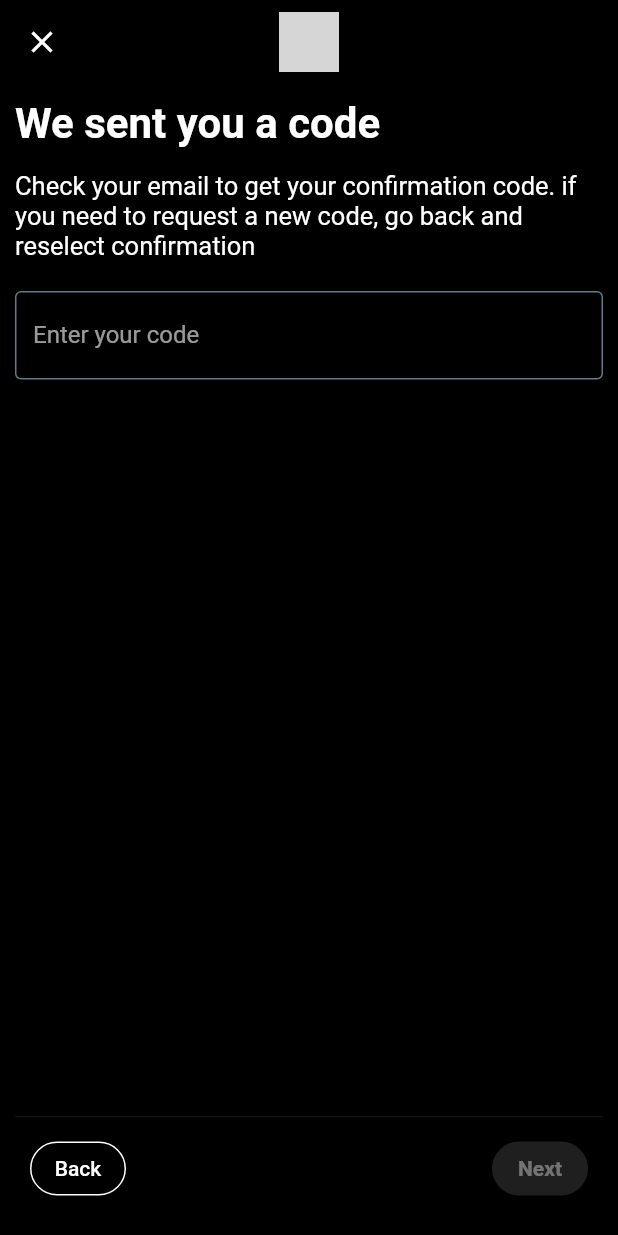
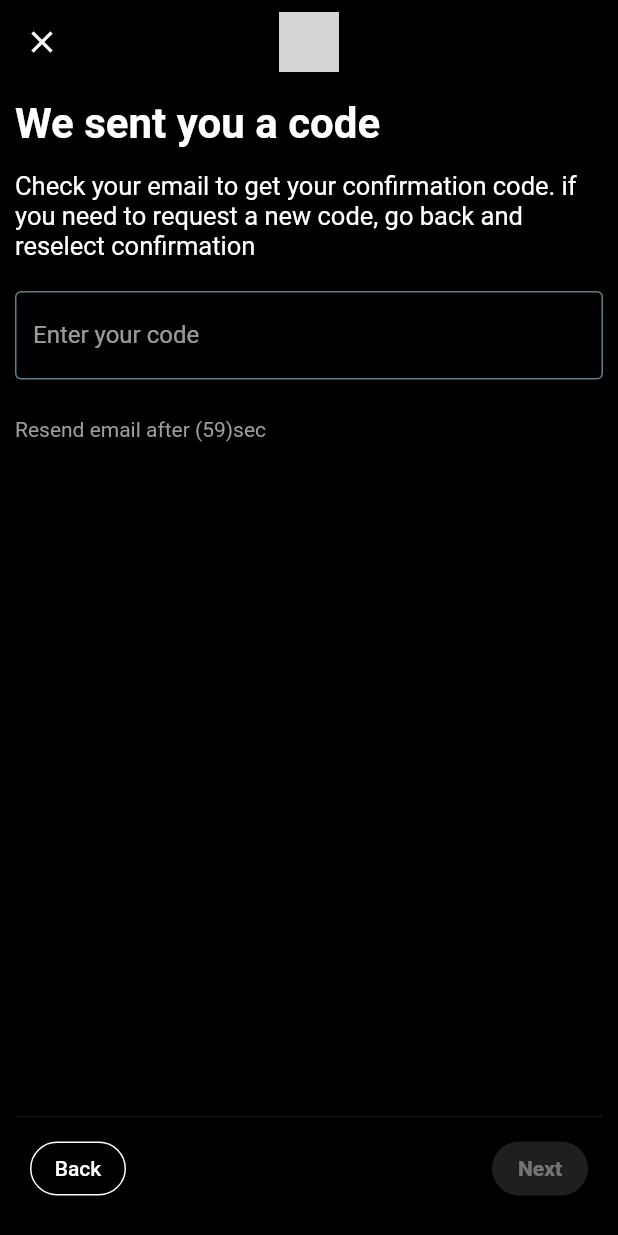
Before and after one commit to AbdoWise-z/GigaChat-Cross-platform, a Flutter app: the VerificationCodePage screen opened by its route, on a phone screen of 412 x 824 dp. Run offline on Flutter 3.47's test engine with Material 2 defaults, Android fonts, the phone set to English and light mode, and no system bars; our stand-ins replace email_validator, font_awesome_flutter, google_fonts, image_picker, like_button, loading_indicator; accounts and stored records are empty; grey boxes are pictures that could not be loaded.

```diff
--- a/lib/main.dart
+++ b/lib/main.dart
@@ -66,7 +66,7 @@ class _GigaChatState extends State<GigaChat> {
               UsernameLoginPage.pageRoute: (context) => const UsernameLoginPage(),
 
               ForgetPassword.pageRoute : (context) => ForgetPassword(),
-              VerificationCodePage.pageRoute : (context) => const VerificationCodePage(),
+              VerificationCodePage.pageRoute : (context) => VerificationCodePage(isRegister: false,),
               CreateAccount.pageRoute : (context) => const CreateAccount(),
               LoadingPage.pageRoute : (context) => const LoadingPage(),
               CreatePassword.pageRoute : (context) =>  CreatePassword(),
--- a/lib/pages/forget-password/change-password.dart
+++ b/lib/pages/forget-password/change-password.dart
@@ -1,6 +1,5 @@
 import 'package:flutter/material.dart';
 import 'package:gigachat/base.dart';
-import 'package:gigachat/services/input-validations.dart';
 import 'package:gigachat/widgets/auth/auth-app-bar.dart';
 import 'package:gigachat/widgets/text-widgets/page-description.dart';
 import 'package:gigachat/widgets/auth/auth-footer.dart';
--- a/lib/pages/login/login-page.dart
+++ b/lib/pages/login/login-page.dart
@@ -1,7 +1,6 @@
 import 'package:flutter/cupertino.dart';
 import 'package:flutter/material.dart';
 import 'package:gigachat/pages/login/sub-pages/username-page.dart';
-import 'package:gigachat/pages/register/create-account.dart';
 import 'package:gigachat/pages/register/landing-register.dart';
 import 'package:google_fonts/google_fonts.dart';
 
--- a/lib/pages/login/sub-pages/password-page.dart
+++ b/lib/pages/login/sub-pages/password-page.dart
@@ -1,7 +1,5 @@
 import 'package:flutter/material.dart';
-import 'package:gigachat/base.dart';
 import 'package:gigachat/pages/forget-password/forget-password.dart';
-import 'package:gigachat/services/input-validations.dart';
 import 'package:gigachat/widgets/auth/auth-app-bar.dart';
 import 'package:gigachat/widgets/auth/auth-footer.dart';
 import 'package:gigachat/widgets/text-widgets/page-title.dart';
--- a/lib/pages/register/landing-register.dart
+++ b/lib/pages/register/landing-register.dart
@@ -1,4 +1,3 @@
-import 'package:flutter/cupertino.dart';
 import 'package:flutter/material.dart';
 import 'package:gigachat/pages/login/login-page.dart';
 import 'package:gigachat/pages/register/create-account.dart';
--- a/lib/pages/setup-profile/choose-username.dart
+++ b/lib/pages/setup-profile/choose-username.dart
@@ -3,7 +3,6 @@ import 'package:flutter/material.dart';
 import 'package:gigachat/services/input-validations.dart';
 import 'package:gigachat/widgets/auth/auth-app-bar.dart';
 import 'package:gigachat/widgets/auth/auth-footer.dart';
-import '../../providers/theme-provider.dart';
 
 class ChooseUsername extends StatefulWidget {
   const ChooseUsername({Key? key}) : super(key: key);
--- a/lib/pages/setup-profile/setup-profile-picture.dart
+++ b/lib/pages/setup-profile/setup-profile-picture.dart
@@ -4,7 +4,6 @@ import 'package:gigachat/pages/setup-profile/choose-username.dart';
 import 'package:gigachat/widgets/auth/auth-app-bar.dart';
 import 'package:gigachat/widgets/auth/auth-footer.dart';
 import 'package:gigachat/widgets/upload-image.dart';
-import '../../providers/theme-provider.dart';
 import 'dart:io';
 
 class PickProfilePicture extends StatefulWidget {
--- a/lib/pages/user-verification/select-verification-method-page.dart
+++ b/lib/pages/user-verification/select-verification-method-page.dart
@@ -44,7 +44,7 @@ class _VerificationMethodPageState extends State<VerificationMethodPage> {
           onPressed: () {
             Navigator.popUntil(context, ModalRoute.withName('/'));
           },
-          icon: Icon(Icons.close),
+          icon: const Icon(Icons.close),
         ),
       ),
       body: Padding(
@@ -91,7 +91,7 @@ class _VerificationMethodPageState extends State<VerificationMethodPage> {
           Navigator.push(
               context,
               // TODO: call the api here
-              MaterialPageRoute(builder: (context) => const VerificationCodePage()));
+              MaterialPageRoute(builder: (context) => VerificationCodePage(isRegister: false,)));
         },
 
         leftButtonLabel: "",
--- a/lib/pages/user-verification/verification-code-page.dart
+++ b/lib/pages/user-verification/verification-code-page.dart
@@ -1,6 +1,7 @@
 import 'package:flutter/material.dart';
 import 'package:gigachat/base.dart';
 import 'package:gigachat/pages/forget-password/change-password.dart';
+import 'package:gigachat/pages/register/create-password.dart';
 import 'package:gigachat/widgets/auth/auth-app-bar.dart';
 import 'package:gigachat/widgets/text-widgets/page-description.dart';
 import 'package:gigachat/widgets/auth/auth-footer.dart';
@@ -14,7 +15,9 @@ const String CODE_VERIFICATION_DESCRIPTION =
 class VerificationCodePage extends StatefulWidget {
   static String pageRoute = "/verification/code";
 
-  const VerificationCodePage({super.key});
+  bool isRegister;
+
+  VerificationCodePage({super.key, required this.isRegister});
 
   @override
   State<VerificationCodePage> createState() => _VerificationCodePageState();
@@ -23,25 +26,44 @@ class VerificationCodePage extends StatefulWidget {
 class _VerificationCodePageState extends State<VerificationCodePage> {
   late String code;
   late bool valid;
+  bool resendEmailIsEnabled = false;
+  int counter = 60;
 
   @override
   void initState() {
     super.initState();
     code = "";
     valid = false;
+    enableResendEmail();
+  }
+
+  void enableResendEmail() async {
+
+    for(int i = 60; i >= 1; i--){
+      setState(() {
+        counter = i;
+      });
+      await Future.delayed(const Duration(seconds: 1));
+    }
+    setState(() {
+      resendEmailIsEnabled = true;
+    });
   }
 
   @override
   Widget build(BuildContext context) {
+
+    String email = widget.isRegister ? ModalRoute.of(context)?.settings.arguments as String : "";
     return Scaffold(
       appBar: AuthAppBar(
         context,
-        leadingIcon: IconButton(
+        leadingIcon: widget.isRegister ? null: IconButton(
           onPressed: () {
             Navigator.popUntil(context, ModalRoute.withName('/'));
           },
           icon: const Icon(Icons.close),
         ),
+        showDefault: false,
       ),
       body: Padding(
         padding: const EdgeInsets.all(LOGIN_PAGE_PADDING),
@@ -50,9 +72,10 @@ class _VerificationCodePageState extends State<VerificationCodePage> {
           children: [
             const PageTitle(title: "We sent you a code"),
             const SizedBox(height: 15),
-            const PageDescription(description: CODE_VERIFICATION_DESCRIPTION),
+            PageDescription(description: widget.isRegister ? "Enter it below to verify $email." : CODE_VERIFICATION_DESCRIPTION),
             const SizedBox(height: 20),
             TextDataFormField(
+                keyboardType: widget.isRegister? TextInputType.number : TextInputType.text,
                 label: "Enter your code",
                 onChange: (value) {
                   setState(() {
@@ -60,11 +83,26 @@ class _VerificationCodePageState extends State<VerificationCodePage> {
                     valid = value.isNotEmpty;
                   });
                 }),
+            const SizedBox(height: 25,),
+            GestureDetector(
+              onTap: resendEmailIsEnabled? (){
+                //TODO: send confirmation code request
+                setState(() {
+                  resendEmailIsEnabled = false;
+                  enableResendEmail();
+                });
+              } : null,
+              child: Text(resendEmailIsEnabled? "Resend email?": "Resend email after ($counter)sec",style: TextStyle(color: resendEmailIsEnabled? Colors.blue : Colors.grey),),
+            ),
             const Expanded(child: SizedBox()),
             AuthFooter(
               rightButtonLabel: "Next",
               disableRightButton: !valid,
               onRightButtonPressed: (){
+                widget.isRegister ? (){
+                  // TODO: call the api here
+                  Navigator.pushReplacementNamed(context, CreatePassword.pageRoute);
+                } :
                 Navigator.push(
                     context,
                     // TODO: call the api here
@@ -75,7 +113,7 @@ class _VerificationCodePageState extends State<VerificationCodePage> {
               onLeftButtonPressed: (){
                 Navigator.pop(context);
               },
-              showLeftButton: true,
+              showLeftButton: !widget.isRegister,
             )
           ],
         ),
--- a/lib/services/input-validations.dart
+++ b/lib/services/input-validations.dart
@@ -1,7 +1,6 @@
 
 
 import 'package:email_validator/email_validator.dart';
-import 'package:string_validator/string_validator.dart';
 
 const MIN_USERNAME_LENGTH = 5;
 const MAX_USERNAME_LENGTH = 15;
--- a/lib/widgets/auth/auth-app-bar.dart
+++ b/lib/widgets/auth/auth-app-bar.dart
@@ -1,6 +1,5 @@
 import 'package:flutter/material.dart';
 import 'package:gigachat/providers/theme-provider.dart';
-import '../../base.dart';
 
 PreferredSizeWidget AuthAppBar(BuildContext context,{
   required IconButton? leadingIcon,
--- a/lib/widgets/auth/input-fields/password-input-field.dart
+++ b/lib/widgets/auth/input-fields/password-input-field.dart
@@ -1,5 +1,4 @@
 import 'package:flutter/material.dart';
-import 'package:gigachat/base.dart';
 import 'package:gigachat/providers/theme-provider.dart';
 import 'package:gigachat/services/input-validations.dart';
 
--- a/lib/widgets/auth/input-fields/username-input-field.dart
+++ b/lib/widgets/auth/input-fields/username-input-field.dart
@@ -9,6 +9,8 @@ class TextDataFormField extends StatefulWidget {
   String? value;
   bool? isEnabled;
   String? label;
+  TextInputType? keyboardType;
+
 
   TextDataFormField({
     super.key,
@@ -16,7 +18,8 @@ class TextDataFormField extends StatefulWidget {
     this.validator,
     this.value,
     this.isEnabled,
-    this.label
+    this.label,
+    this.keyboardType,
   });
 
   @override
@@ -28,6 +31,7 @@ class _TextDataFormFieldState extends State<TextDataFormField> {
   @override
   Widget build(BuildContext context) {
     return TextFormField(
+      keyboardType: widget.keyboardType?? TextInputType.text,
       onChanged: widget.onChange,
       initialValue: widget.value ?? "",
       enabled: widget.isEnabled ?? true,
--- a/lib/widgets/post.dart
+++ b/lib/widgets/post.dart
@@ -4,7 +4,6 @@ import 'package:gigachat/api/account-requests.dart';
 import 'package:gigachat/api/post-class.dart';
 import 'package:gigachat/services/input-formatting.dart';
 import 'package:gigachat/widgets/feed-component/tweetActionButton.dart';
-import 'package:like_button/like_button.dart';
 
 class Tweet extends StatelessWidget {
   static String pageRoute = "/test";
@@ -141,7 +140,7 @@ class Tweet extends StatelessWidget {
 
   Widget buildSheet(BuildContext context,User tweetOwner) {
     return ClipRRect(
-      borderRadius: BorderRadius.vertical(top: Radius.circular(20)),
+      borderRadius: const BorderRadius.vertical(top: Radius.circular(20)),
       child: Padding(
         padding: const EdgeInsets.fromLTRB(0,40,0,0),
         child: Column(
@@ -171,7 +170,7 @@ class Tweet extends StatelessWidget {
       style: ElevatedButton.styleFrom(
           backgroundColor: Colors.transparent,
           foregroundColor: Colors.white,
-          padding: EdgeInsets.all(15)
+          padding: const EdgeInsets.all(15)
       ),
       onPressed: () {},
       child: Row(
--- a/lib/widgets/text-widgets/page-description.dart
+++ b/lib/widgets/text-widgets/page-description.dart
@@ -1,5 +1,4 @@
 import 'package:flutter/material.dart';
-import '../../base.dart';
 
 
 class PageDescription extends StatelessWidget {
```
Also changed, not shown: lib/pages/register/confirm-create-account.dart (+21 -2 lines), lib/pages/register/create-account.dart (+37 -9 lines), lib/pages/register/create-password.dart (+4 -4 lines).
